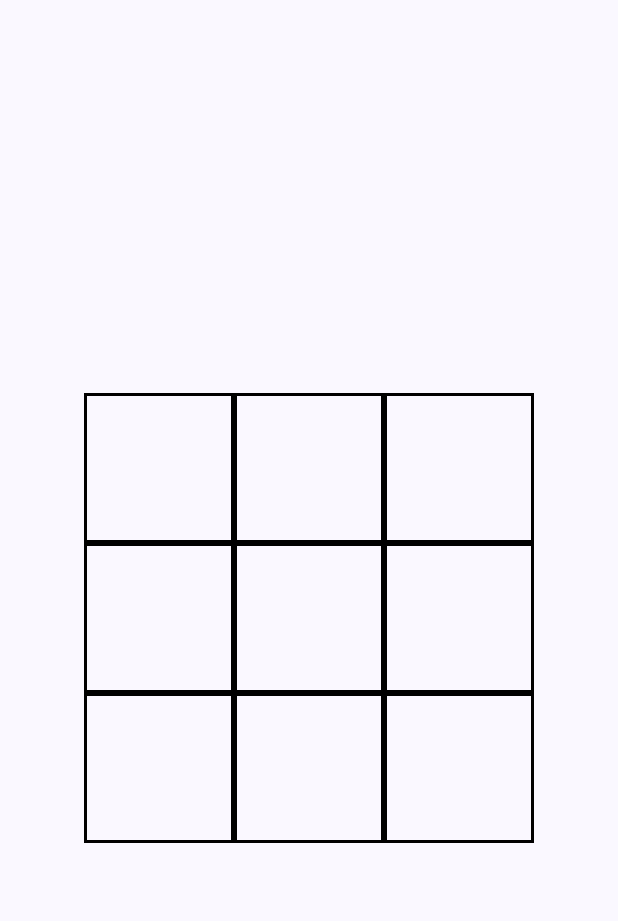
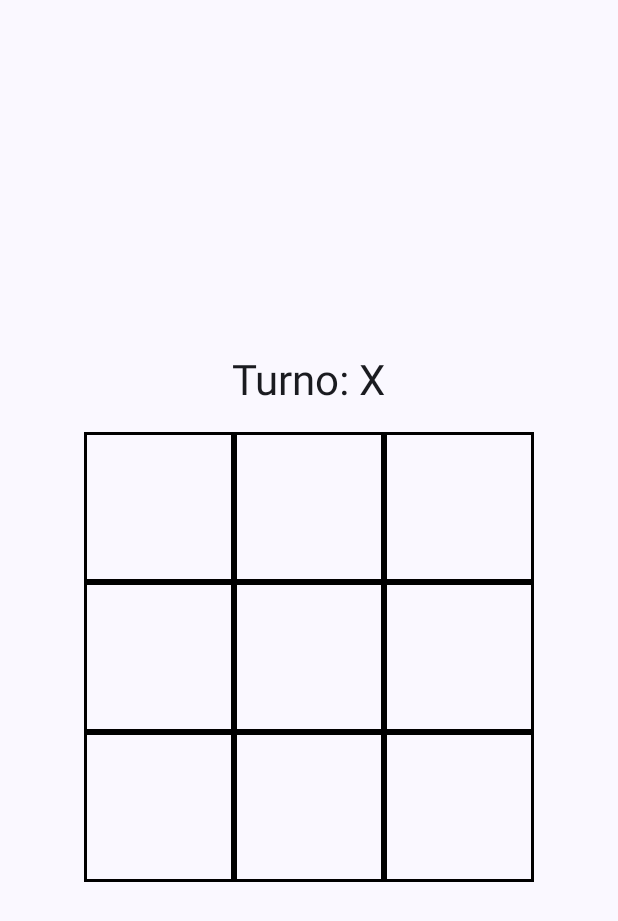
Before and after one commit to JeanMarcoMiranda/XoLogic, an Android app built with Jetpack Compose: the screen it shows after launch (MainActivity), on a phone screen of 412 x 824 dp. Shown: the top 921 px of the screen. Run offline under Robolectric (Android 15) with nearby library versions, the phone set to English and light mode, and no system bars.

Commit message:
feat: show current players turn

```diff
--- a/app/src/main/java/com/jacket/xologic/ui/components/Board.kt
+++ b/app/src/main/java/com/jacket/xologic/ui/components/Board.kt
@@ -39,6 +39,14 @@ fun Board() {
         verticalArrangement = Arrangement.Center,
         horizontalAlignment = Alignment.CenterHorizontally
     ) {
+        // 📌 Mostrar quién juega
+        Text(
+            text = "Turno: ${gameState.currentPlayer}",
+            style = MaterialTheme.typography.headlineMedium,
+            modifier = Modifier.padding(bottom = 16.dp)
+        )
+
+        // 📌 Dibujar la grilla de 3x3
         for (row in 0 until 3) {
             Row {
                 for (col in 0 until 3) {
--- a/app/src/main/java/com/jacket/xologic/ui/components/BoardCell.kt
+++ b/app/src/main/java/com/jacket/xologic/ui/components/BoardCell.kt
@@ -23,8 +23,9 @@ fun BoardCell(
             .border(2.dp, Color.Black)
             .clickable(
                 enabled = symbol == null,
-                onClick = onClick
-            ),
+            ) {
+                onClick()
+            },
         contentAlignment = Alignment.Center
     ) {
         symbol?.let {
```
